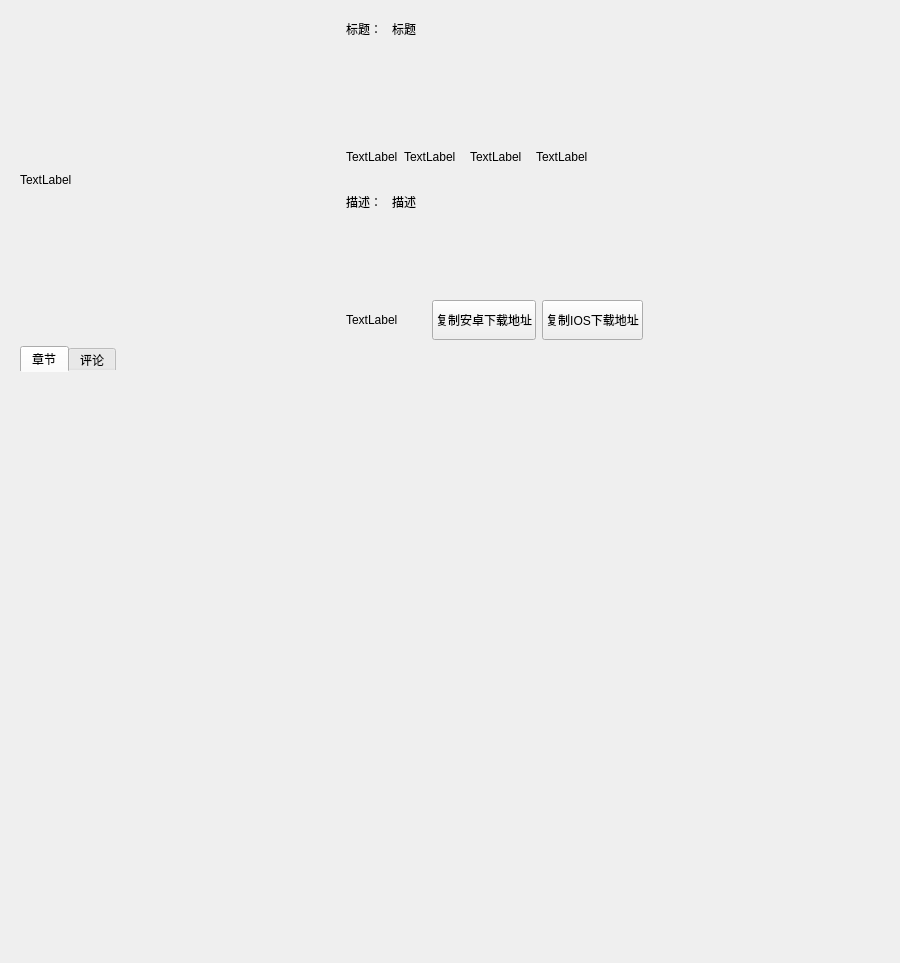
Qt form ui/gameinfo.ui (tonquer/picacg-qt) before a commit.
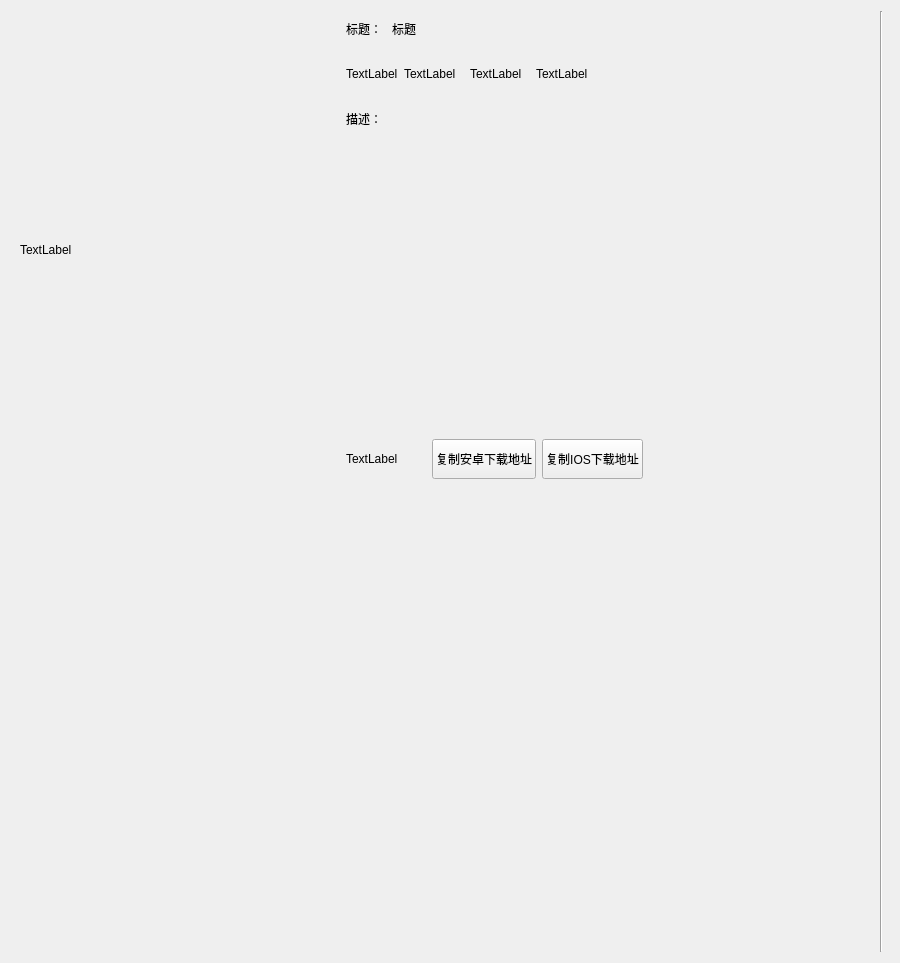
The same form after that commit. The open tabs and pages were chosen to show the change. Custom widgets are drawn as their Qt base class.

Patch:
```diff
--- a/ui/gameinfo.ui
+++ b/ui/gameinfo.ui
@@ -14,7 +14,16 @@
    <string>Form</string>
   </property>
   <layout class="QGridLayout" name="gridLayout_2">
+   <item row="0" column="1">
+    <widget class="Line" name="line">
+     <property name="orientation">
+      <enum>Qt::Vertical</enum>
+     </property>
+    </widget>
+   </item>
    <item row="0" column="0">
+    <layout class="QHBoxLayout" name="horizontalLayout_7">
+     <item>
     <widget class="QStackedWidget" name="stackedWidget">
      <widget class="QWidget" name="page">
       <layout class="QGridLayout" name="gridLayout_4">
@@ -180,12 +189,9 @@
                     </widget>
                    </item>
                    <item>
-                    <widget class="QLabel" name="description">
-                     <property name="text">
-                      <string>描述</string>
-                     </property>
-                     <property name="alignment">
-                      <set>Qt::AlignLeading|Qt::AlignLeft|Qt::AlignTop</set>
+                      <widget class="QPlainTextEdit" name="description">
+                       <property name="styleSheet">
+                        <string notr="true">QPlainTextEdit {background-color:transparent;}</string>
                      </property>
                     </widget>
                    </item>
@@ -275,19 +281,6 @@
             </layout>
            </item>
            <item>
-            <widget class="QTabWidget" name="tabWidget">
-             <property name="styleSheet">
-              <string notr="true">QTabWidget:pane {border-top:0px solid #e8f3f9;background:  transparent; }</string>
-             </property>
-             <property name="currentIndex">
-              <number>1</number>
-             </property>
-             <widget class="QWidget" name="epsWidget">
-              <attribute name="title">
-               <string>章节</string>
-              </attribute>
-              <layout class="QGridLayout" name="epsLayout">
-               <item row="0" column="0">
                 <widget class="QListWidget" name="epsListWidget">
                  <property name="styleSheet">
                   <string notr="true">QListWidget {background-color:transparent;}
@@ -308,22 +301,17 @@
                 </widget>
                </item>
               </layout>
-             </widget>
-             <widget class="QtCommentList" name="commentWidget">
-              <attribute name="title">
-               <string>评论</string>
-              </attribute>
-              <layout class="QGridLayout" name="commentLayout"/>
-             </widget>
-            </widget>
            </item>
           </layout>
          </item>
         </layout>
-       </item>
-      </layout>
-     </widget>
-    </widget>
+       </widget>
+      </widget>
+     </item>
+    </layout>
+   </item>
+   <item row="0" column="2">
+    <widget class="QtCommentList" name="commentWidget" native="true"/>
    </item>
   </layout>
  </widget>
```
Lines whose indentation alone changed are shown as unchanged.
